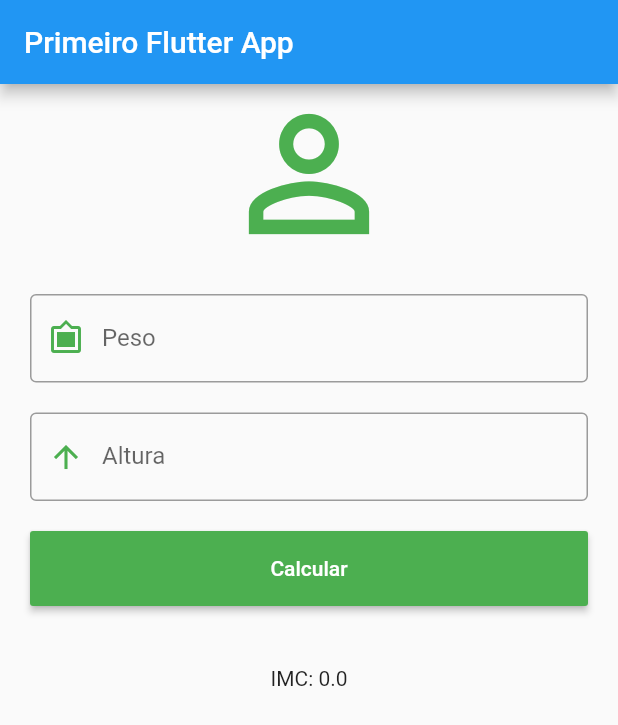
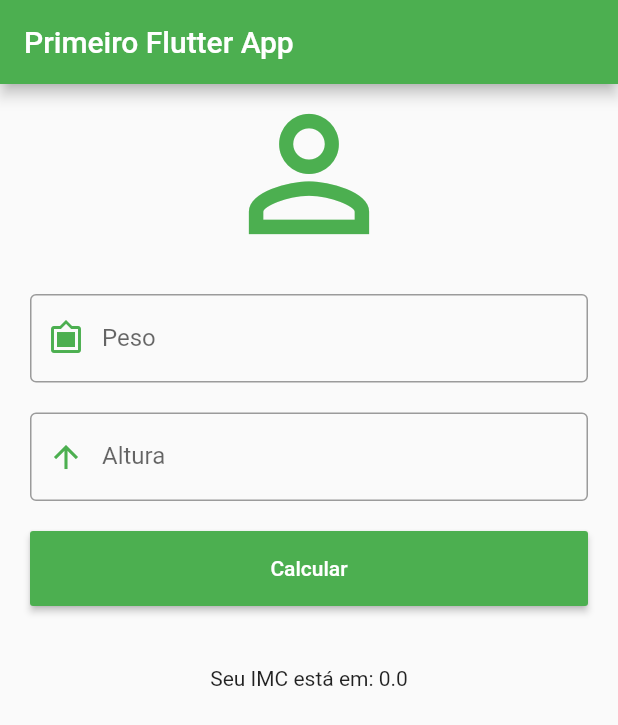
Before and after one commit to ruggerin/calcularimc, a Flutter app: the screen it shows after launch, after a tap on "Calcular", on a phone screen of 412 x 824 dp. Shown: the top 725 px of the screen. Run offline on Flutter 3.47's test engine with Material 2 defaults, Android fonts, the phone set to English and light mode, and no system bars.

Commit message:
Implementação de texto interativo do status do imc

```diff
--- a/flutter_app/lib/main.dart
+++ b/flutter_app/lib/main.dart
@@ -1,3 +1,5 @@
+import 'dart:math';
+
 import 'package:flutter/cupertino.dart';
 import 'package:flutter/material.dart';
 import 'package:flutter/services.dart';
@@ -5,9 +7,6 @@ import 'package:flutter/services.dart';
 void main() {
   runApp(MyApp());
 }
-
-
-
 class MyApp extends StatelessWidget {
   // This widget is the root of your application.
   @override
@@ -15,7 +14,7 @@ class MyApp extends StatelessWidget {
     return MaterialApp(
       title: 'Calcular IMC',
       theme: ThemeData(
-        primarySwatch: Colors.blue,
+        primarySwatch: Colors.green,
         visualDensity: VisualDensity.adaptivePlatformDensity,
       ),
       home: MyHomePage(title: 'Primeiro Flutter App'),
@@ -33,33 +32,63 @@ class MyHomePage extends StatefulWidget {
 
 class _MyHomePageState extends State<MyHomePage> {
   double _imcResult = 0;
+  String texto = "";
+  Color _corTexto = Colors.grey;
   TextEditingController pesoController = TextEditingController();
   TextEditingController alturaController = TextEditingController();
+  double roundDouble(double value, int places){
+    double mod = pow(10.0, places);
+    return ((value * mod).round().toDouble() / mod);
+  }
+
+
   void _calcularImc(){
     setState(() {
-      _imcResult =double.parse(pesoController.text)/( double.parse(alturaController.text)*double.parse(alturaController.text));
-
+      _imcResult = double.parse(pesoController.text) /
+          (double.parse(alturaController.text) *
+              double.parse(alturaController.text));
+      if (_imcResult <= 17){
+        texto = "Muito Abaixo do Peso";
+        _corTexto = Colors.green;
+      }else if(_imcResult > 17  && _imcResult < 18.5){
+        texto = "Abaixo do peso";
+        _corTexto = Colors.tealAccent;
+      }else if(_imcResult >= 18.5  && _imcResult < 25){
+        texto = "Peso normal";
+        _corTexto = Colors.lightBlue;
+      }else if(_imcResult >= 25 && _imcResult < 30){
+        texto = "Sobrepeso";
+        _corTexto = Colors.orange;
+      }
+      else if(_imcResult >= 30 && _imcResult < 35){
+        texto = "Obesidade I";
+        _corTexto = Colors.deepOrange;
+      }else if(_imcResult >= 35 && _imcResult < 40){
+        texto = "Obesidade II";
+        _corTexto = Colors.red;
+      }else if(_imcResult >= 40){
+        texto = "Obesidade Mórbida";
+        _corTexto = Colors.black;
+      }
+      _imcResult = roundDouble( _imcResult,2);
+      FocusScope.of(context).unfocus();
     });
-
 
   }
 
 
   @override
   Widget build(BuildContext context) {
-    // This method is rerun every time setState is called, for instance as done
-    // by the _incrementCounter method above.
-    //
-    // The Flutter framework has been optimized to make rerunning build methods
-    // fast, so that you can just rebuild anything that needs updating rather
-    // than having to individually change instances of widgets.
+
     return Scaffold(
       appBar: AppBar(
-        // Here we take the value from the MyHomePage object that was created by
-        // the App.build method, and use it to set our appbar title.
+
         title: Text(widget.title),
       ),
-      body: Column(
+      body:
+      SingleChildScrollView(
+      child:
+      Column(
           children: <Widget>[
             Icon(Icons.person_outline,size:120, color: Colors.green),
 
@@ -89,14 +118,13 @@ class _MyHomePageState extends State<MyHomePage> {
             TextField(keyboardType: TextInputType.number,
                 controller: alturaController,
                 decoration: InputDecoration(
-
                 border: new OutlineInputBorder(
                     borderSide: new BorderSide(color: Colors.teal)
                 ),
 
-                labelText: 'Altura',
-                prefixIcon: const Icon(Icons.arrow_upward, color: Colors.green,),
-                prefixText: ' ',
+              labelText: 'Altura',
+                 prefixIcon: const Icon(Icons.arrow_upward, color: Colors.green,),
+              prefixText: ' ',
                 suffixText: 'Metros',
                 suffixStyle: const TextStyle(color: Colors.green)
             ))
@@ -114,16 +142,27 @@ class _MyHomePageState extends State<MyHomePage> {
                 ),),
               ),
             ),
-            Padding(
+            SingleChildScrollView(
               padding: EdgeInsets.all(20),
-              child: Text(
-                "IMC: $_imcResult",
+              child :
+              Column(
+                children: <Widget> [
+                  Text(
+                    "Seu IMC está em: $_imcResult",
+                  ),
+                  Text(
+                    texto,
+                    style: TextStyle(color: _corTexto , fontSize: 30),
+                  ),
+                ],
               ),
+
             )
 
         ]
       )
 
+    )
     );
   }
 }
```
